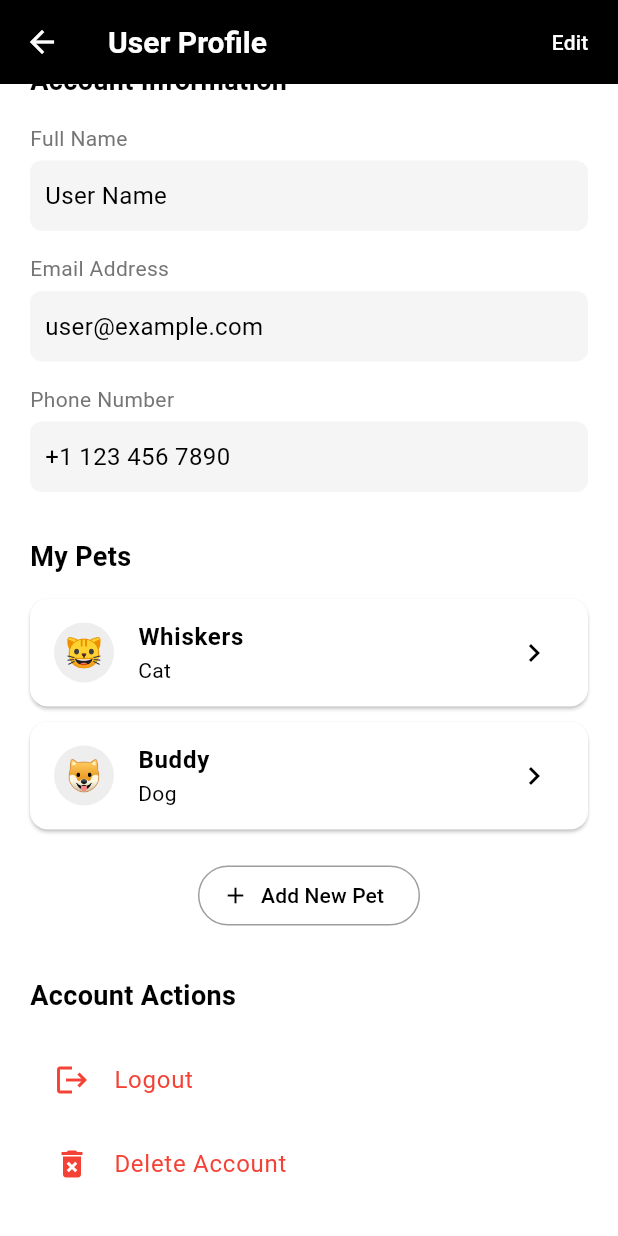
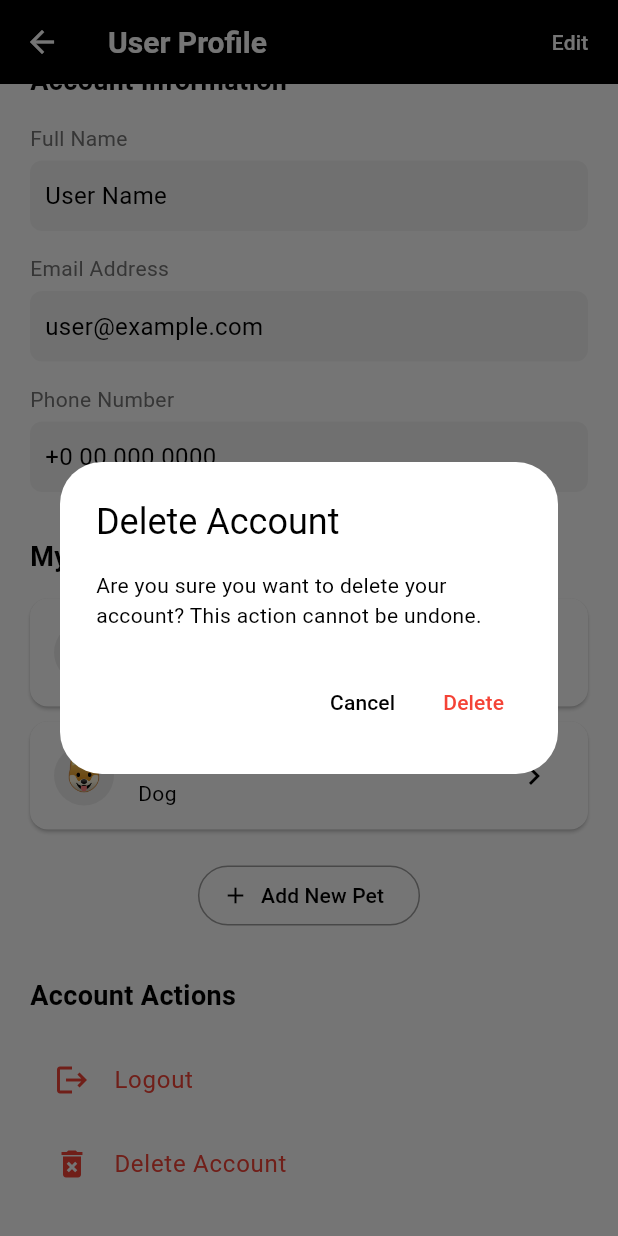
Before and after one commit to KemalIlkilic/pet-feeding, a Flutter app: the ProfileScreen screen opened by its route, scrolled down 224 dp, after a tap on "Delete Account", on a phone screen of 412 x 824 dp. Run offline on Flutter 3.47's test engine with Material 3 defaults, Android fonts, the phone set to English and light mode, and no system bars; our stand-ins replace cloud_firestore, firebase_auth, firebase_core, google_sign_in; accounts and stored records are empty.

Commit message:
deleteaccountupdate

```diff
--- a/lib/screens/profile_screen.dart
+++ b/lib/screens/profile_screen.dart
@@ -1,5 +1,7 @@
 import 'package:flutter/material.dart';
 import 'package:pet_feeder_app/routes.dart';
+import 'package:firebase_auth/firebase_auth.dart';
+import 'package:cloud_firestore/cloud_firestore.dart';
 
 class ProfileScreen extends StatefulWidget {
   const ProfileScreen({super.key});
@@ -10,12 +12,11 @@ class ProfileScreen extends StatefulWidget {
 
 class _ProfileScreenState extends State<ProfileScreen> {
   final _formKey = GlobalKey<FormState>();
-  final _nameController = TextEditingController(text: 'User Name'); // Mock data
-  final _emailController = TextEditingController(text: 'user@example.com'); // Mock data
-  final _phoneController = TextEditingController(text: '+1 123 456 7890'); // Mock data
+  final _nameController = TextEditingController(text: 'User Name');
+  final _emailController = TextEditingController(text: 'user@example.com');
+  final _phoneController = TextEditingController(text: '+0 00 000 0000');
   bool _isEditing = false;
 
-  // Mock pet data
   final List<Map<String, dynamic>> _pets = [
     {'name': 'Whiskers', 'type': 'Cat', 'icon': '🐱'},
     {'name': 'Buddy', 'type': 'Dog', 'icon': '🐶'},
@@ -37,12 +38,11 @@ class _ProfileScreenState extends State<ProfileScreen> {
 
   void _saveProfile() {
     if (_formKey.currentState!.validate()) {
-      // TODO: Implement profile saving logic
       print('Saving profile...');
       print('Name: ${_nameController.text}');
       print('Email: ${_emailController.text}');
       print('Phone: ${_phoneController.text}');
-      _toggleEdit(); // Exit edit mode after saving
+      _toggleEdit();
       ScaffoldMessenger.of(context).showSnackBar(
         const SnackBar(content: Text('Profile saved successfully')),
       );
@@ -50,14 +50,11 @@ class _ProfileScreenState extends State<ProfileScreen> {
   }
 
   void _navigateToPetProfile(String petName) {
-    // Pass pet name or ID to the pet profile screen
     Navigator.pushNamed(context, AppRoutes.petProfile, arguments: petName);
   }
 
   void _addPet() {
-    // TODO: Implement logic to add a new pet
     print('Add new pet clicked');
-    // Maybe navigate to a dedicated Add Pet screen or show a dialog
   }
 
   @override
@@ -82,7 +79,6 @@ class _ProfileScreenState extends State<ProfileScreen> {
           child: Column(
             crossAxisAlignment: CrossAxisAlignment.start,
             children: [
-              // User Photo and Name
               Center(
                 child: Column(
                   children: [
@@ -92,7 +88,6 @@ class _ProfileScreenState extends State<ProfileScreen> {
                           radius: 60,
                           backgroundColor: Colors.grey[300],
                           child: const Icon(Icons.person, size: 60, color: Colors.grey),
-                          // TODO: Add image loading/selection
                         ),
                         if (_isEditing)
                           Positioned(
@@ -103,7 +98,7 @@ class _ProfileScreenState extends State<ProfileScreen> {
                               backgroundColor: Colors.black,
                               child: IconButton(
                                 icon: const Icon(Icons.camera_alt, color: Colors.white, size: 20),
-                                onPressed: () { /* TODO: Implement photo upload */ },
+                                onPressed: () {},
                               ),
                             ),
                           ),
@@ -112,14 +107,14 @@ class _ProfileScreenState extends State<ProfileScreen> {
                     const SizedBox(height: 10),
                     _isEditing
                         ? SizedBox(
-                            width: 200, // Limit width for better appearance
+                            width: 200,
                             child: TextFormField(
                               controller: _nameController,
                               textAlign: TextAlign.center,
                               style: const TextStyle(fontSize: 20, fontWeight: FontWeight.bold),
                               decoration: const InputDecoration(
                                 hintText: 'Enter your name',
-                                border: InputBorder.none, // No border in edit mode for name
+                                border: InputBorder.none,
                               ),
                               validator: (value) {
                                 if (value == null || value.isEmpty) {
@@ -137,12 +132,7 @@ class _ProfileScreenState extends State<ProfileScreen> {
                 ),
               ),
               const SizedBox(height: 30),
-
-              // User Information Section
-              const Text(
-                'Account Information',
-                style: TextStyle(fontSize: 18, fontWeight: FontWeight.bold),
-              ),
+              const Text('Account Information', style: TextStyle(fontSize: 18, fontWeight: FontWeight.bold)),
               const SizedBox(height: 15),
               _buildInfoField(
                 label: 'Full Name',
@@ -178,7 +168,6 @@ class _ProfileScreenState extends State<ProfileScreen> {
                 isEditing: _isEditing,
                 keyboardType: TextInputType.phone,
                 validator: (value) {
-                  // Basic validation, can be improved
                   if (value == null || value.isEmpty) {
                     return 'Please enter your phone number';
                   }
@@ -186,16 +175,11 @@ class _ProfileScreenState extends State<ProfileScreen> {
                 },
               ),
               const SizedBox(height: 30),
-
-              // Pet Management Section
-              const Text(
-                'My Pets',
-                style: TextStyle(fontSize: 18, fontWeight: FontWeight.bold),
-              ),
+              const Text('My Pets', style: TextStyle(fontSize: 18, fontWeight: FontWeight.bold)),
               const SizedBox(height: 15),
               ListView.builder(
                 shrinkWrap: true,
-                physics: const NeverScrollableScrollPhysics(), // Disable scrolling within the list
+                physics: const NeverScrollableScrollPhysics(),
                 itemCount: _pets.length,
                 itemBuilder: (context, index) {
                   final pet = _pets[index];
@@ -227,27 +211,56 @@ class _ProfileScreenState extends State<ProfileScreen> {
                 ),
               ),
               const SizedBox(height: 30),
-
-              // Account Actions
-              const Text(
-                'Account Actions',
-                style: TextStyle(fontSize: 18, fontWeight: FontWeight.bold),
-              ),
+              const Text('Account Actions', style: TextStyle(fontSize: 18, fontWeight: FontWeight.bold)),
               const SizedBox(height: 15),
               ListTile(
                 leading: const Icon(Icons.logout, color: Colors.red),
                 title: const Text('Logout', style: TextStyle(color: Colors.red)),
                 onTap: () {
-                  // TODO: Implement logout logic
                   Navigator.pushNamedAndRemoveUntil(context, AppRoutes.login, (route) => false);
                 },
               ),
               ListTile(
                 leading: const Icon(Icons.delete_forever, color: Colors.red),
                 title: const Text('Delete Account', style: TextStyle(color: Colors.red)),
-                onTap: () {
-                  // TODO: Implement account deletion logic
-                  print('Delete account clicked');
+                onTap: () async {
+                  final confirmed = await showDialog<bool>(
+                    context: context,
+                    builder: (context) => AlertDialog(
+                      title: const Text('Delete Account'),
+                      content: const Text('Are you sure you want to delete your account? This action cannot be undone.'),
+                      actions: [
+                        TextButton(
+                          onPressed: () => Navigator.pop(context, false),
+                          child: const Text('Cancel'),
+                        ),
+                        TextButton(
+                          onPressed: () => Navigator.pop(context, true),
+                          child: const Text('Delete', style: TextStyle(color: Colors.red)),
+                        ),
+                      ],
+                    ),
+                  );
+
+                  if (confirmed == true) {
+                    try {
+                      final user = FirebaseAuth.instance.currentUser;
+
+                      if (user != null) {
+                        await FirebaseFirestore.instance.collection('users').doc(user.uid).delete();
+                        await user.delete();
+                        ScaffoldMessenger.of(context).showSnackBar(
+                          const SnackBar(content: Text('Account deleted successfully')),
+                        );
+                        Navigator.pushNamedAndRemoveUntil(context, AppRoutes.login, (route) => false);
+                      }
+                    } catch (e) {
+                      print('Delete failed: $e');
+                      ScaffoldMessenger.of(context).showSnackBar(
+                        SnackBar(content: Text('Failed to delete account: $e')),
+                      );
+                    }
+                  }
                 },
               ),
             ],
@@ -267,10 +280,7 @@ class _ProfileScreenState extends State<ProfileScreen> {
     return Column(
       crossAxisAlignment: CrossAxisAlignment.start,
       children: [
-        Text(
-          label,
-          style: TextStyle(fontSize: 14, color: Colors.grey[600]),
-        ),
+        Text(label, style: TextStyle(fontSize: 14, color: Colors.grey[600])),
         const SizedBox(height: 5),
         isEditing
             ? TextFormField(
@@ -289,10 +299,7 @@ class _ProfileScreenState extends State<ProfileScreen> {
                   color: Colors.grey[100],
                   borderRadius: BorderRadius.circular(8),
                 ),
-                child: Text(
-                  controller.text,
-                  style: const TextStyle(fontSize: 16),
-                ),
+                child: Text(controller.text, style: const TextStyle(fontSize: 16)),
               ),
       ],
     );
```
